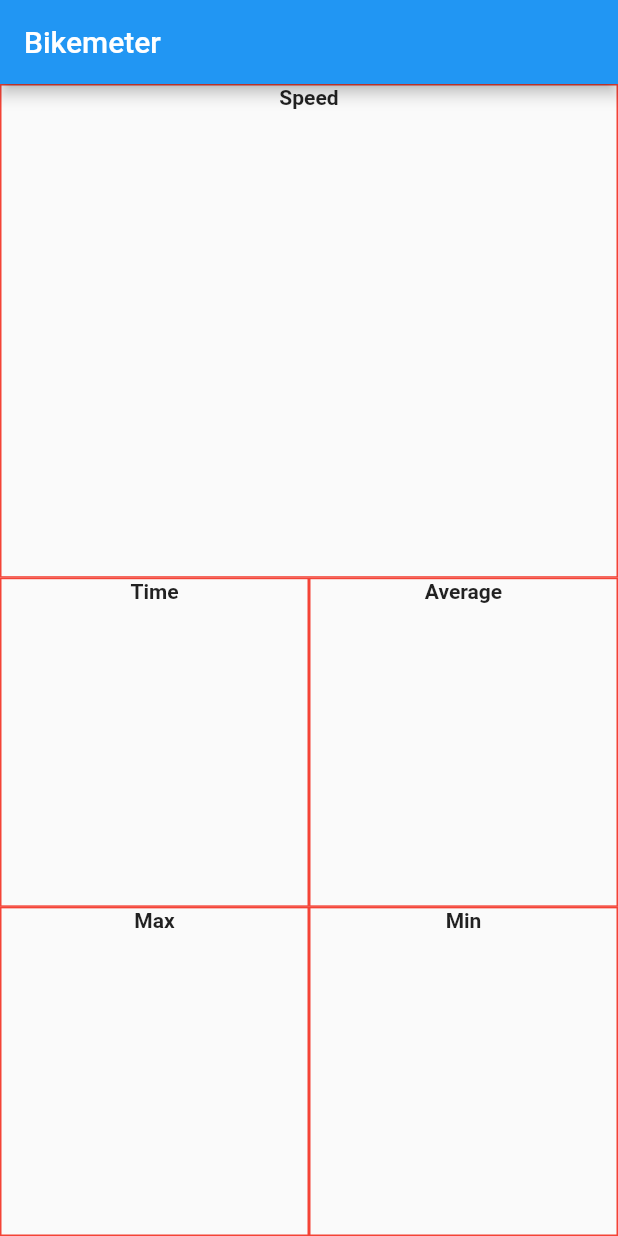
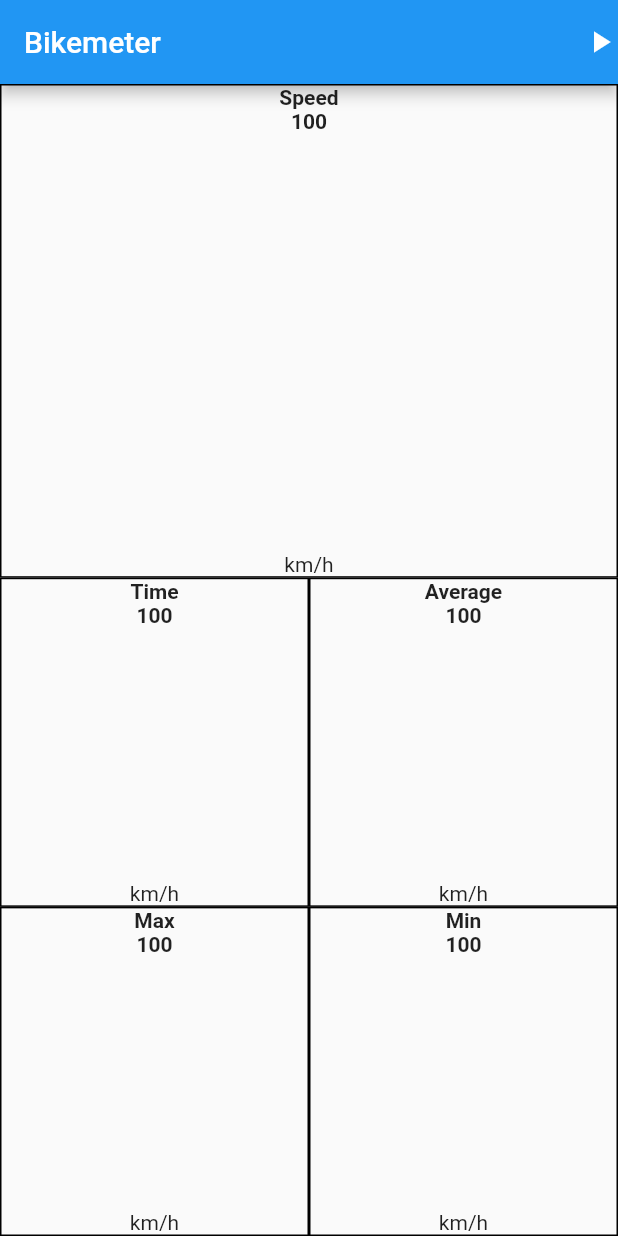
Before and after one commit to helmutheinz2002/bikemeter, a Flutter app: the screen it shows after launch, on a phone screen of 412 x 824 dp. Run offline on Flutter 3.47's test engine with Material 2 defaults, Android fonts, the phone set to English and light mode, and no system bars; drawn by our look-alikes of flutter_platform_widgets.

Commit message:
Dashboard cell and gauge preparation

```diff
--- a/lib/dashboard.dart
+++ b/lib/dashboard.dart
@@ -1,5 +1,4 @@
 import 'package:flutter/material.dart';
-import 'package:flutter_platform_widgets/flutter_platform_widgets.dart';
 import "dashboard_cell.dart";
 
 class Dashboard extends StatefulWidget {
--- a/lib/dashboard_cell.dart
+++ b/lib/dashboard_cell.dart
@@ -1,18 +1,10 @@
 import 'package:flutter/material.dart';
-import 'package:flutter_platform_widgets/flutter_platform_widgets.dart';
 
-class DashboardCell extends StatefulWidget {
-  String _title;
+class DashboardCell extends StatelessWidget {
+  final String _title;
 
   DashboardCell(String this._title);
 
-  @override
-  State<StatefulWidget> createState() {
-    return DashboardCellState();
-  }
-}
-
-class DashboardCellState extends State<DashboardCell> {
   @override
   Widget build(BuildContext context) {
     return Expanded(
@@ -20,13 +12,40 @@
         decoration: BoxDecoration(
           border: Border.all(
             width: 1,
-            color: Colors.red,
+            //color: Colors.red,
           ),
         ),
-        child: Text(
-          widget._title,
-          textAlign: TextAlign.center,
-          style: TextStyle(fontWeight: FontWeight.bold),
+        child: Column(
+          crossAxisAlignment: CrossAxisAlignment.stretch,
+          children: [
+            Text(
+              _title,
+              textAlign: TextAlign.center,
+              style: TextStyle(fontWeight: FontWeight.bold),
+            ),
+            Expanded(
+              child: Container(
+                /*
+                decoration: BoxDecoration(
+                  border: Border.all(
+                    width: 1,
+                    color: Colors.red,
+                  ),
+                ),
+                 */
+                child: Text(
+                  '100',
+                  textAlign: TextAlign.center,
+                  style: TextStyle(fontWeight: FontWeight.bold),
+                ),
+              ),
+            ),
+            Text(
+              'km/h',
+              textAlign: TextAlign.center,
+              //style: TextStyle(fontWeight: FontWeight.bold),
+            ),
+          ],
         ),
       ),
     );
--- a/lib/main.dart
+++ b/lib/main.dart
@@ -13,6 +13,14 @@
       title: 'Bikemeter',
       home: PlatformScaffold(
         appBar: PlatformAppBar(
+          trailingActions: [
+            Icon(
+              Icons.play_arrow,
+              //color: Colors.pink,
+              size: 24.0,
+              semanticLabel: 'Start recording',
+            ),
+          ],
           title: Text('Bikemeter'),
         ),
         body: SafeArea(
--- a/pubspec.yaml
+++ b/pubspec.yaml
@@ -29,6 +29,7 @@
   # Use with the CupertinoIcons class for iOS style icons.
   cupertino_icons: ^1.0.2
   flutter_platform_widgets: ^1.7.1
+  syncfusion_flutter_gauges: ^19.1.59
 
 dev_dependencies:
   flutter_test:
```
Also changed, not shown: pubspec.lock.
